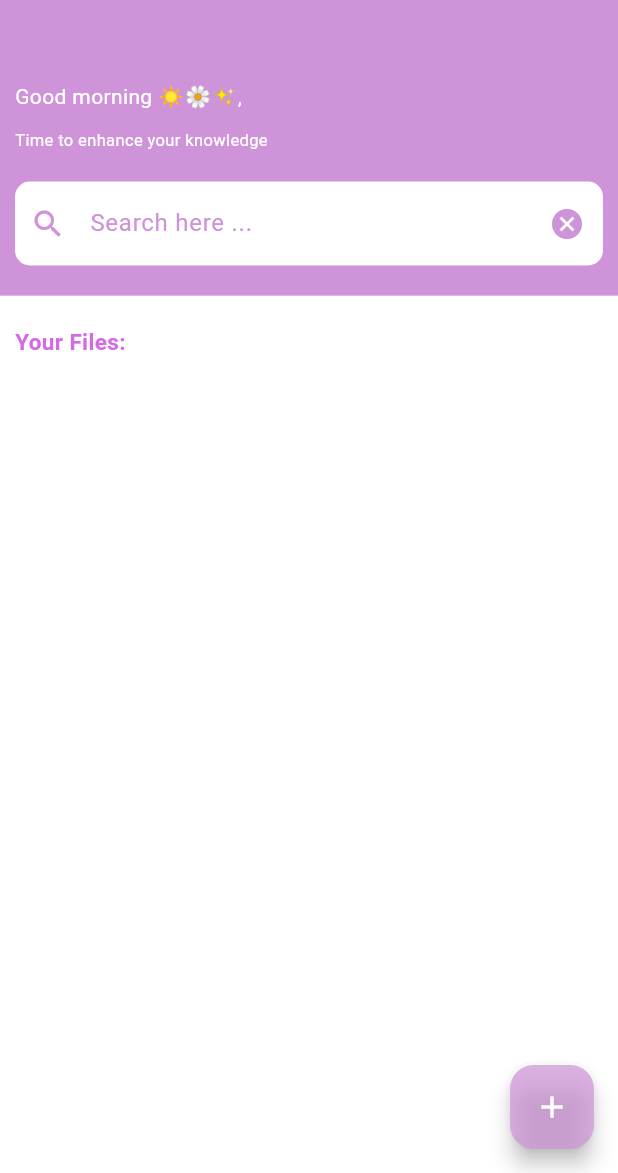
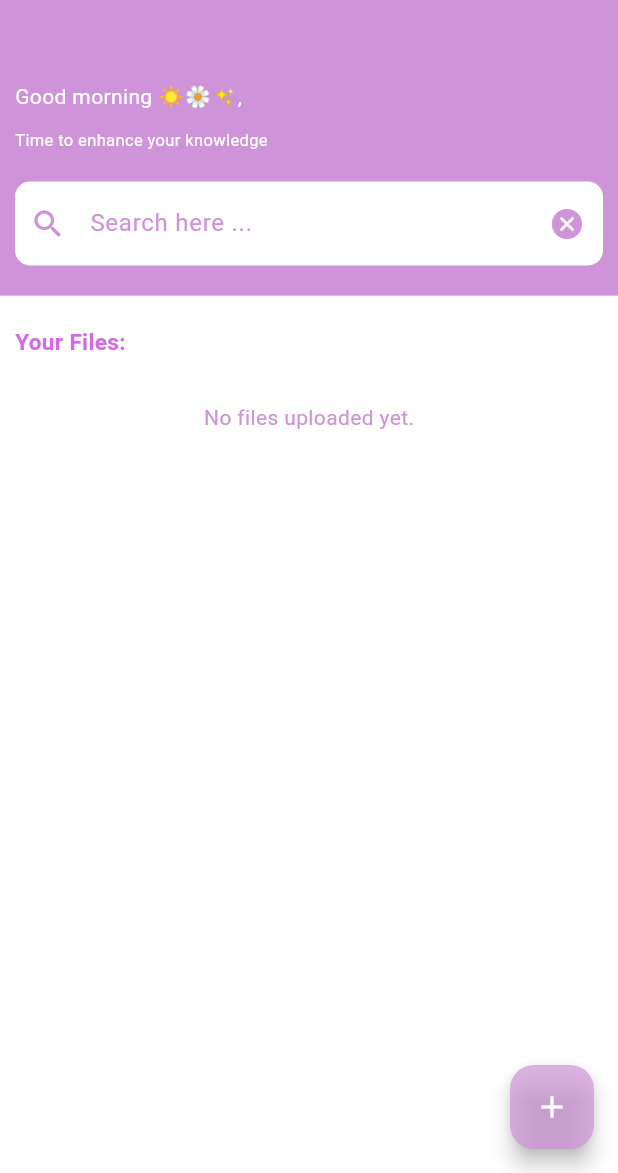
Before and after one commit to noorsaleh2002/Graduation-project, a Flutter app: the MainScreen screen opened directly, in the side drawer, after a tap on "Home", on a phone screen of 412 x 824 dp, the part 63-1236 px from its top. Run offline on Flutter 3.47's test engine with Material 3 defaults, Android fonts, the phone set to English and light mode, and no system bars; our stand-ins replace cloud_firestore, dash_chat_2, file_picker, firebase_auth, firebase_core, firebase_messaging and 9 more; missing offline and left inert: docx_to_text, flutter_pdfview, syncfusion_flutter_pdfviewer, translator; accounts and stored records are empty; network calls fail.

Commit message:
aya modifications

```diff
--- a/Graduatoin project/lib/Screens/main_screen.dart
+++ b/Graduatoin project/lib/Screens/main_screen.dart
@@ -22,7 +22,10 @@ class MainScreen extends StatelessWidget {
 
     // Get user's first name
     String userName = fileController.fAuth.currentUser?.displayName ?? "";
-    String firstName = userName.split(' ').first; // Getting only the first name
+    String userName1 = fileController.fAuth.currentUser?.email ?? "";
+    String firstName = userName.isNotEmpty
+        ? userName.split(' ').first
+        : userName1.split('@').first; // Getting only the first name
 
     // Get current hour to determine greeting
     int currentHour = DateTime.now().hour;
@@ -30,7 +33,7 @@ class MainScreen extends StatelessWidget {
         ? "Good morning ☀️🌼✨,"
         : (currentHour >= 12 && currentHour < 18
             ? "Good afternoon 🌞,"
-            : "Good evening 🌙,");
+            : "Good evening 🌙, ");
 
     return Scaffold(
       appBar: AppBar(
@@ -136,7 +139,7 @@ class MainScreen extends StatelessWidget {
                           padding: EdgeInsets.all(20),
                           child: Text(
                             'No files uploaded yet.',
-                            style: TextStyle(color: AppConstant.appTextColor),
+                            style: TextStyle(color: AppConstant.appMainColor),
                           ),
                         ),
                       );
--- a/Graduatoin project/lib/controllers/sign-up-controller.dart
+++ b/Graduatoin project/lib/controllers/sign-up-controller.dart
@@ -55,6 +55,7 @@ class SignUpController extends GetxController {
           .collection('users')
           .doc(userCredential.user!.uid)
           .set(userModel.toMap());
+
       EasyLoading.dismiss();
       return userCredential;
     } on FirebaseAuthException catch (e) {
--- a/Graduatoin project/lib/controllers/sing-in-controller.dart
+++ b/Graduatoin project/lib/controllers/sing-in-controller.dart
@@ -1,7 +1,6 @@
 // ignore_for_file: file_names, unused_field, body_might_complete_normally_nullable, unused_local_variable
 
 import 'package:cloud_firestore/cloud_firestore.dart';
-
 import 'package:firebase_auth/firebase_auth.dart';
 import 'package:flutter_easyloading/flutter_easyloading.dart';
 import 'package:get/get.dart';
--- a/Graduatoin project/lib/widgets/custom-drower-widget.dart
+++ b/Graduatoin project/lib/widgets/custom-drower-widget.dart
@@ -1,21 +1,21 @@
-// ignore_for_file: file_names, prefer_const_constructors, prefer_const_literals_to_create_immutables, sort_child_properties_last, no_leading_underscores_for_local_identifiers
+// ignore_for_file: file_names, prefer_const_constructors, prefer_const_literals_to_create_immutables, sort_child_properties_last, no_leading_underscores_for_local_identifiers, unnecessary_string_interpolations, unnecessary_string_interpolations, unnecessary_string_interpolations
 
 import 'package:firebase_auth/firebase_auth.dart';
 import 'package:flutter/material.dart';
 import 'package:get/get.dart';
 import 'package:google_sign_in/google_sign_in.dart';
-import 'package:gp_2/Screens/AddBook/AddNewBook.dart';
-import 'package:gp_2/Screens/main_screen.dart';
-import 'package:gp_2/controllers/book-controller.dart';
-import 'package:gp_2/controllers/google-sign-in-controller.dart';
 
 import '../ChatBot/chatbotScreen.dart';
 import '../GeminiModelSummarizer/summaryScreen.dart';
+import '../Screens/AddBook/AddNewBook.dart';
 import '../Screens/Notes/NoteScreen.dart';
 import '../Screens/ToDoList/AddTodo.dart';
 import '../Screens/Translation/translationScreen.dart';
 import '../Screens/auth-ui/welcom-scren.dart';
+import '../Screens/main_screen.dart';
 import '../Screens/setting/setting.dart';
+import '../controllers/book-controller.dart';
+import '../controllers/google-sign-in-controller.dart';
 
 class DrawerWidget extends StatefulWidget {
   const DrawerWidget({super.key});
@@ -30,6 +30,9 @@ class _DrawerWidgetState extends State<DrawerWidget> {
       Get.put(GoogleSignInController());
   @override
   Widget build(BuildContext context) {
+    // Get user's first name
+    String userName = fileController.fAuth.currentUser?.email ?? "";
+    String firstName = userName.split('@').first; // Getting only the first name
     return Padding(
       padding: EdgeInsets.only(top: Get.height / 25),
       child: Drawer(
@@ -47,15 +50,23 @@ class _DrawerWidgetState extends State<DrawerWidget> {
                   const EdgeInsets.symmetric(horizontal: 10.0, vertical: 20.0),
               child: ListTile(
                   titleAlignment: ListTileTitleAlignment.center,
-                  title:
-                      Text("${fileController.fAuth.currentUser!.displayName}"),
+                  title: Text(
+                    "${fileController.fAuth.currentUser?.displayName ?? firstName}",
+                  ),
                   subtitle: Text(
                     '${fileController.fAuth.currentUser!.email}',
                   ),
                   leading: ClipRRect(
-                      borderRadius: BorderRadius.circular(100),
-                      child: Image.network(
-                          '${fileController.fAuth.currentUser!.photoURL}'))),
+                    borderRadius: BorderRadius.circular(100),
+                    child: Image.network(
+                      fileController.fAuth.currentUser?.photoURL ??
+                          '', // Check if photoURL is available
+                      errorBuilder: (context, error, stackTrace) {
+                        return Image.asset(
+                            'assests/images/default_profile.png'); // Local image for email users
+                      },
+                    ),
+                  )),
             ),
             Divider(
               indent: 10.0,
```
